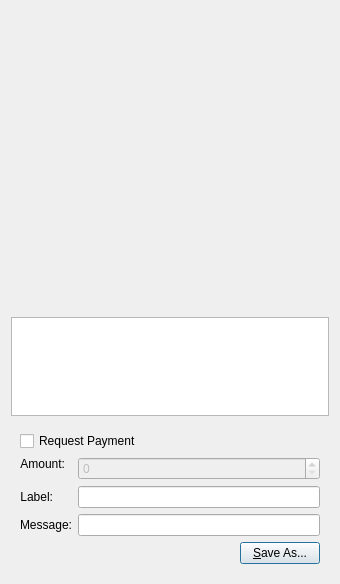
This is src/qt/forms/qrcodedialog.ui in mammix2/boostcoin-core as Qt 5 draws it before an edit. The edited form follows.
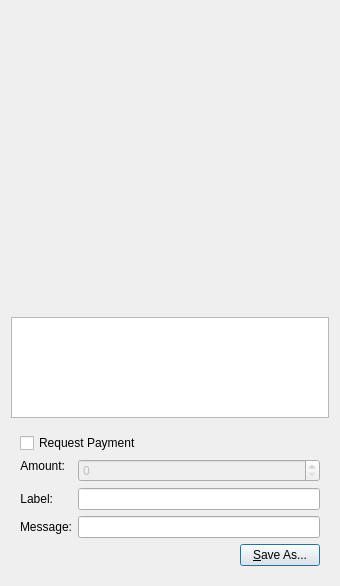
This is the edited form. Icons and pictures are not drawn. Custom widgets are drawn as their Qt base class.

The edit to the form file:
```diff
--- a/src/qt/forms/qrcodedialog.ui
+++ b/src/qt/forms/qrcodedialog.ui
@@ -7,231 +7,12 @@
     <x>0</x>
     <y>0</y>
     <width>340</width>
-    <height>584</height>
+    <height>586</height>
    </rect>
   </property>
   <property name="windowTitle">
    <string>QR Code Dialog</string>
   </property>
-  <property name="styleSheet">
-   <string notr="true">QProgressBar {
-        background-color: #333333;
-        border-radius: 6px;
-        text-align: center;
-        color: white;
-}
-
-QProgressBar::chunk {
-        background: QLinearGradient(x1: 0, y1: 0, x2: 1, y2: 0, stop: 0 #AEC6CF, stop: 1 #AEC6FF);
-        border-radius: 6px; margin: 0px;
-}
-
-QScrollArea {
-        border-radius: 6px;
-        border-width: 0;
-        border-style: none;
-        padding: 8px;
-        background-color: #111;
-        color: white;
-}
-
-QSpinBox {
-        border-radius: 4px;
-        border-width: 0;
-        border-style: none;
-        padding: 8px;
-        background-color: #111;
-        color: white;
-}
-
-QVBoxLayout {
-        border-radius: 6px;
-        border-width: 0;
-        border-style: none;
-        padding: 8px;
-        background-color: #111;
-        color: white;
-}
-
-QDialog, QMainWindow, QFrame {
-        color: white;
-        background-color: #333333;
-        border: none;
-}
-
-QMenu {
-        background-color: #333333; color: white;
-}
-
-QLabel {
-        background-color: transparent;
-}
-
-QCheckBox {
-        border-radius: 2px;
-        border-width: 0;
-        border-style: none;
-        padding: 3px;
-        background-color: #111;
-        color: white;
-}
-
-QFrame#central { background-color: #333333; border: none }
-QFrame#frame, QFrame#frame_2, QFrame#frame_3 {
-        background-color: #333333;
-        border-style: plain;
-        border-width: 20px;
-        border-radius: 15px;
-        border-color: #111;
-        min-width: 10em;
-        padding: 6px;
-}
-QLabel[openExternalLinks=true], QHeaderView { color: #aaaaaa }
-QLabel[openExternalLinks=false] { color: white; font-weight: normal }
-QPushButton, QToolButton {
-        border: 4px solid #111;
-        border-radius: 7px;
-        background-color: #111;
-        color: white;
-        padding: 6px;
-        margin: 6px;
-}
-QPushButton:pressed, QToolButton:checked {
-        color: #AEC6CF;
-}
-QPushButton:pressed, QToolButton:pressed {
-        border-color: #AEC6DF;
-        color: #AEC6DF;
-}
-QPushButton:disabled, QToolButton:disabled {
-        color: #444;
-        background-color: #222;
-}
-
-
-#scrollAreaWidgetContents QToolButton {
-        border-radius: 8px;
-        border-width: 0px;
-}
-
-/* the background-color is overridden to transparent for mac os x
-   due to the entire toolbar area not being drawable in a regular
-   QMainWindow
-*/
-QToolBar { background: #333333; border: 0px solid black; padding: 3px; }
-
-QToolBar::handle { image: url(handle.png); }
-QStatusBar { background: #333333; }
-QMenuBar { background: #333333; }
-QMenuBar::item { background: #333333; color: white; }
-
-#scrollAreaWidgetContents { background: #222 }
-#scrollAreaWidgetContents &gt; QFrame { background-color: #222; border-width: 0px; border-style: none; }
-
-QLineEdit {
-        border-radius: 6px;
-        border-width: 2px;
-        border-color: #222;
-        padding: 8px;
-        background-color: #111;
-        color: white;
-}
-
-QComboBox {
-        border-radius: 6px;
-        border-width: 0;
-        border-style: none;
-        padding: 8px;
-        background-color: #111;
-        color: white;
-}
-
-QComboBox::drop-down {
-        border-width: 0;
-        border-style: none;
-        background-color: #111;
-        color: white;
-}
-
-QTableView {
-        background: #111;
-        color: white;
-        border-style: none;
-        selection-background-color: #aaaaaa;
-    alternate-background-color: #222;
-        selection-color: #111;
-        border: 0px solid black;
-}
-
-QHeaderView { color: #aaaaaa; background-color: #111; background-image: none; }
-QHeaderView::section { color: #aaaaaa; background-color: #222; }
-QHeaderView::section:checked { background-color: #111; }
-
-QTabWidget {
-        background: #111;
-}
-
- QTabWidget::pane {
-     border-top: 2px solid #111;
-     border: 4px solid #111;
-     border-bottom-left-radius: 8px;
-     border-bottom-right-radius: 8px;
-     border-top-right-radius: 8px;
-        background: #111;
- }
-
- QTabWidget::tab-bar {
-     left: 5px; /* move to the right by 5px */
- }
-
- /* Style the tab using the tab sub-control. Note that
-     it reads QTabBar _not_ QTabWidget */
- QTabBar::tab {
-     background: #111;
-     border: 4px solid #222;
-     border-bottom-color: #111; /* same as the pane color */
-     border-top-left-radius: 4px;
-     border-top-right-radius: 4px;
-     min-width: 8ex;
-     padding: 4px;
-     color: #888;
- }
-
- QTabBar::tab:selected, QTabBar::tab:hover {
-     color: #aaaaaa
- }
-
- QTabBar::tab:selected {
-     border-color: #111; /* same as pane color */
-     border-top-color: #aaaaaa;
- }
-
- QTabBar::tab:!selected {
-     margin-top: 2px; /* make non-selected tabs look smaller */
- }
-
- /* make use of negative margins for overlapping tabs */
- QTabBar::tab:selected {
-     /* expand/overlap to the left and right by 4px */
-     margin-left: -4px;
-     margin-right: -4px;
- }
-
- QTabBar::tab:first:selected {
-     margin-left: 0; /* the first selected tab has nothing to overlap with on the left */
- }
-
- QTabBar::tab:last:selected {
-     margin-right: 0; /* the last selected tab has nothing to overlap with on the right */
- }
-
- QTabBar::tab:only-one {
-     margin: 0; /* if there is only one tab, we don't want overlapping margins */
- }
-
-
-</string>
-  </property>
   <layout class="QVBoxLayout" name="verticalLayout_3">
    <item>
     <widget class="QLabel" name="lblQRCode">
```
